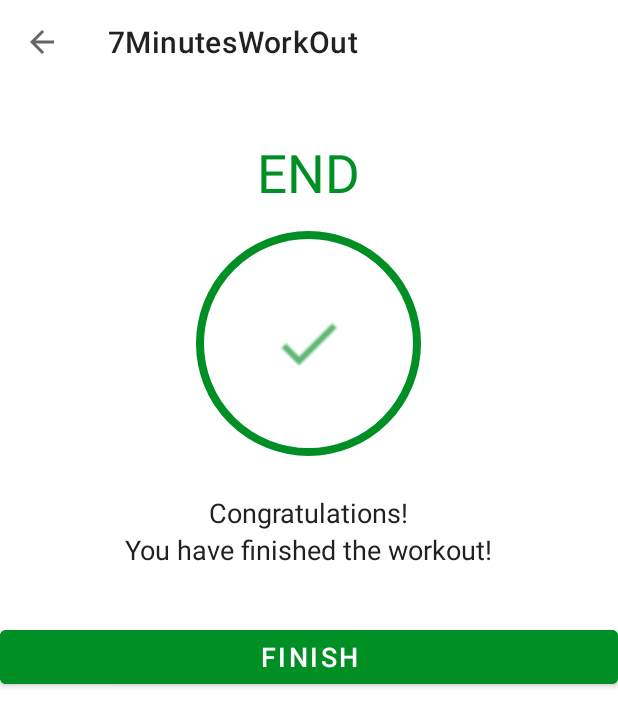
After one commit to maksimgromov/7MinutesWorkOut, an Android app: the FinishActivity screen opened directly, with no data from a screen before it, on a phone screen of 412 x 824 dp. The commit adds this screen. Shown: the top 726 px of the screen. Run offline under Robolectric (Android 15) with nearby library versions, the phone set to English and light mode, and no system bars.

Commit message:
Working commit.

```diff
--- a/app/src/main/AndroidManifest.xml
+++ b/app/src/main/AndroidManifest.xml
@@ -5,7 +5,7 @@
 
     <queries>
         <intent>
-            <action android:name="android.intent.action.TTS_SERVICE"/>
+            <action android:name="android.intent.action.TTS_SERVICE" />
         </intent>
     </queries>
 
@@ -19,6 +19,9 @@
         android:supportsRtl="true"
         android:theme="@style/Theme.7MinutesWorkOut"
         tools:targetApi="31">
+        <activity
+            android:name=".FinishActivity"
+            android:exported="false" />
         <activity
             android:name=".ExerciseActivity"
             android:exported="false" />
--- /dev/null
+++ b/app/src/main/java/com/maksimgromov/a7minutesworkout/FinishActivity.kt
@@ -0,0 +1,31 @@
+package com.maksimgromov.a7minutesworkout
+
+import androidx.appcompat.app.AppCompatActivity
+import android.os.Bundle
+import com.maksimgromov.a7minutesworkout.databinding.ActivityFinishBinding
+
+class FinishActivity : AppCompatActivity() {
+
+    private var binding: ActivityFinishBinding? = null
+
+    override fun onCreate(savedInstanceState: Bundle?) {
+        super.onCreate(savedInstanceState)
+        binding = ActivityFinishBinding.inflate(layoutInflater)
+        setContentView(binding?.root)
+        setSupportActionBar(binding?.toolbarFinishActivity)
+        if (supportActionBar != null) {
+            supportActionBar?.setDisplayHomeAsUpEnabled(true)
+        }
+        binding?.toolbarFinishActivity?.setNavigationOnClickListener {
+            onBackPressed()
+        }
+        binding?.btnFinish?.setOnClickListener {
+            finish()
+        }
+    }
+
+    override fun onDestroy() {
+        super.onDestroy()
+        binding = null
+    }
+}
--- /dev/null
+++ b/app/src/main/res/drawable/item_circular_color_gray_background.xml
@@ -0,0 +1,5 @@
+<?xml version="1.0" encoding="utf-8"?>
+<shape xmlns:android="http://schemas.android.com/apk/res/android"
+    android:shape="oval">
+    <solid android:color="@color/lightGrey"></solid>
+</shape>
--- /dev/null
+++ b/app/src/main/res/layout/activity_finish.xml
@@ -0,0 +1,66 @@
+<?xml version="1.0" encoding="utf-8"?>
+<LinearLayout xmlns:android="http://schemas.android.com/apk/res/android"
+    xmlns:tools="http://schemas.android.com/tools"
+    android:layout_width="match_parent"
+    android:layout_height="match_parent"
+    android:gravity="center_horizontal"
+    android:orientation="vertical"
+    tools:context=".FinishActivity">
+
+    <androidx.appcompat.widget.Toolbar
+        android:id="@+id/toolbar_finish_activity"
+        android:layout_width="match_parent"
+        android:layout_height="?android:attr/actionBarSize"
+        android:background="@color/white"/>
+
+    <TextView
+        android:id="@+id/tvEnd"
+        android:layout_width="wrap_content"
+        android:layout_height="wrap_content"
+        android:layout_marginTop="35dp"
+        android:text="@string/end"
+        android:textColor="@color/colorAccent"
+        android:textSize="35sp"/>
+
+    <LinearLayout
+        android:layout_width="150dp"
+        android:layout_height="150dp"
+        android:layout_gravity="center"
+        android:layout_marginTop="15dp"
+        android:background="@drawable/item_circular_color_accent_border"
+        android:gravity="center">
+
+        <ImageView
+            android:layout_width="50dp"
+            android:layout_height="50dp"
+            android:contentDescription="@string/image"
+            android:src="@drawable/ic_action_done"/>
+    </LinearLayout>
+
+    <TextView
+        android:layout_width="wrap_content"
+        android:layout_height="wrap_content"
+        android:layout_marginTop="25dp"
+        android:text="@string/congratulations"
+        android:textColor="@color/darkGrey"
+        android:textSize="18sp"/>
+
+    <TextView
+        android:layout_width="wrap_content"
+        android:layout_height="wrap_content"
+        android:text="@string/you_have_finished_the_workout"
+        android:textColor="@color/darkGrey"
+        android:textSize="18sp"/>
+
+    <Button
+        android:id="@+id/btnFinish"
+        android:layout_width="match_parent"
+        android:layout_height="wrap_content"
+        android:layout_gravity="bottom"
+        android:layout_marginTop="35dp"
+        android:backgroundTint="@color/colorAccent"
+        android:text="@string/finish"
+        android:textColor="@color/white"
+        android:textSize="18sp"/>
+
+</LinearLayout>
--- a/app/src/main/res/values/colors.xml
+++ b/app/src/main/res/values/colors.xml
@@ -12,4 +12,5 @@
     <color name="colorAccent">#008F24</color>
     <color name="lightGrey">#C4C4C4</color>
     <color name="toolbar_color_control_normal">#FF000000</color>
+    <color name="darkGrey">#212121</color>
 </resources>
--- a/app/src/main/res/values/strings.xml
+++ b/app/src/main/res/values/strings.xml
@@ -3,4 +3,8 @@
     <string name="image">start image</string>
     <string name="start">START</string>
     <string name="get_ready_for">GET READY FOR</string>
+    <string name="congratulations">Congratulations!</string>
+    <string name="you_have_finished_the_workout">You have finished the workout!</string>
+    <string name="finish">FINISH</string>
+    <string name="end">END</string>
 </resources>
```
Also changed, not shown: app/src/main/java/com/maksimgromov/a7minutesworkout/ExerciseActivity.kt (+18 -5 lines), app/src/main/java/com/maksimgromov/a7minutesworkout/ExerciseStatusAdapter.kt (added, +51 -0 lines), app/src/main/res/drawable/item_circular_thin_color_accent_border.xml (added, +8 -0 lines), app/src/main/res/layout/activity_exercise.xml (+10 -1 lines), app/src/main/res/layout/item_exercise_status.xml (added, +15 -0 lines), app/src/main/res/drawable-v24/ic_action_done.png (added).
